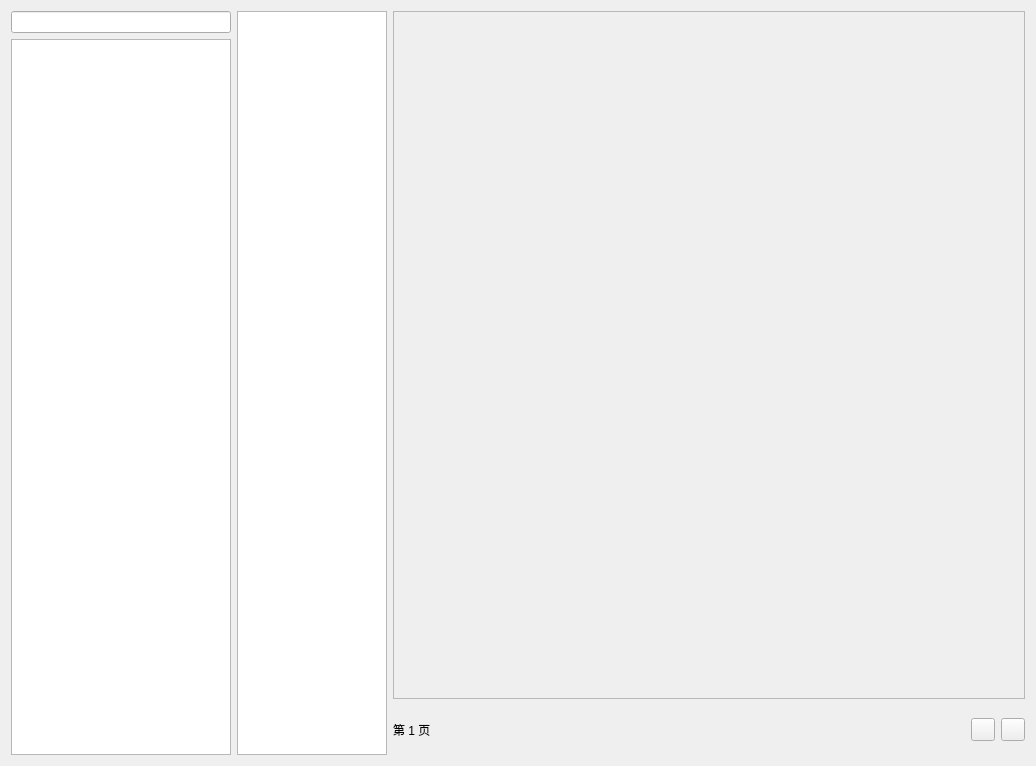
The window that src/views/novel/pages/explore/explore.ui (ddmoyu/ddmy) describes before a commit, drawn with Qt 5.
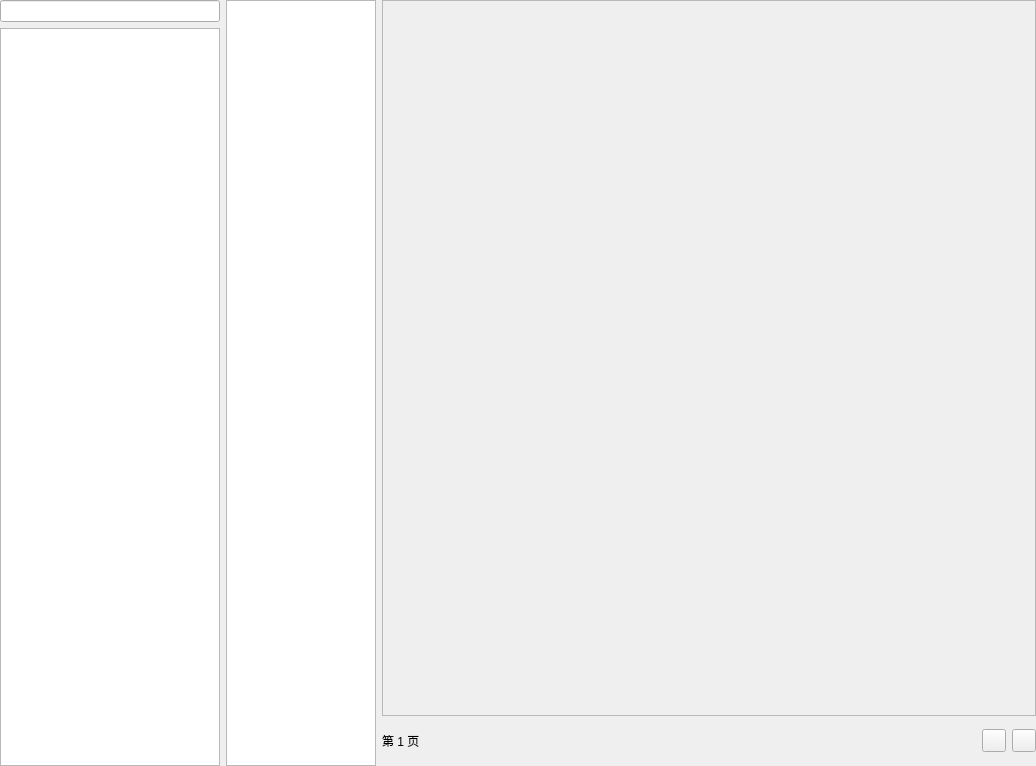
The same window after the commit. Custom widgets are drawn as their Qt base class.

```diff
--- a/src/views/novel/pages/explore/explore.ui
+++ b/src/views/novel/pages/explore/explore.ui
@@ -14,6 +14,21 @@
    <string>Form</string>
   </property>
   <layout class="QGridLayout" name="gridLayout">
+   <property name="leftMargin">
+    <number>0</number>
+   </property>
+   <property name="topMargin">
+    <number>0</number>
+   </property>
+   <property name="rightMargin">
+    <number>0</number>
+   </property>
+   <property name="bottomMargin">
+    <number>0</number>
+   </property>
+   <property name="verticalSpacing">
+    <number>0</number>
+   </property>
    <item row="1" column="1" rowspan="3">
     <widget class="ListWidget" name="category">
      <property name="minimumSize">
@@ -147,8 +162,8 @@
        <rect>
         <x>0</x>
         <y>0</y>
-        <width>634</width>
-        <height>690</height>
+        <width>652</width>
+        <height>714</height>
        </rect>
       </property>
       <layout class="QGridLayout" name="gridLayout_4">
```
